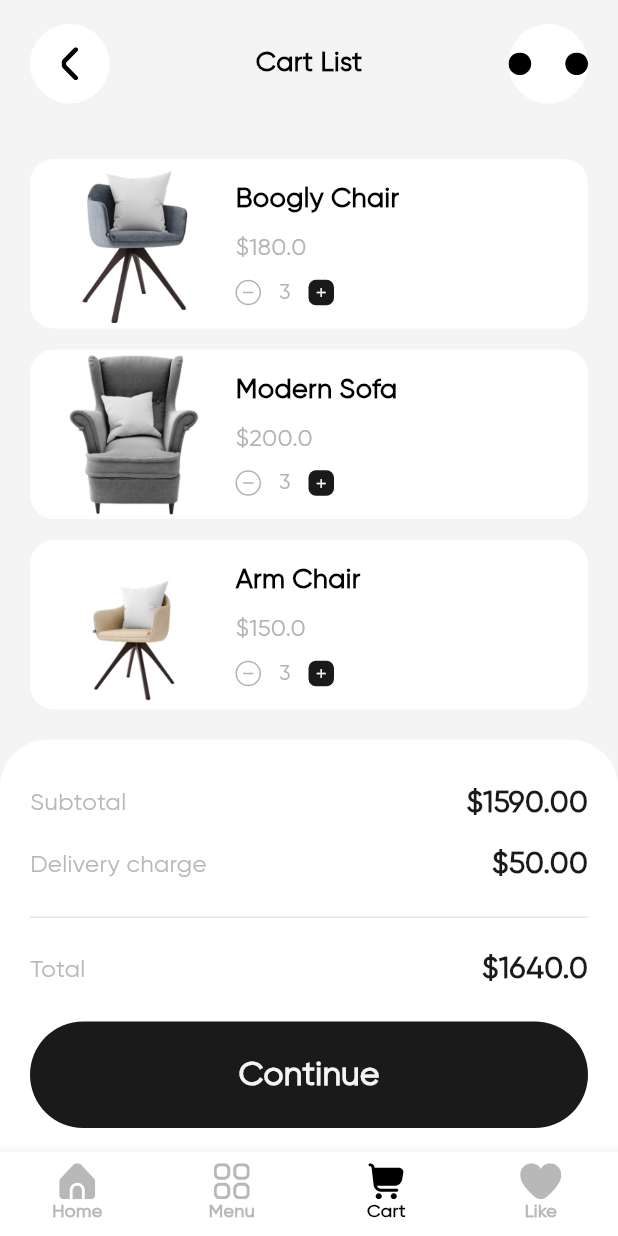
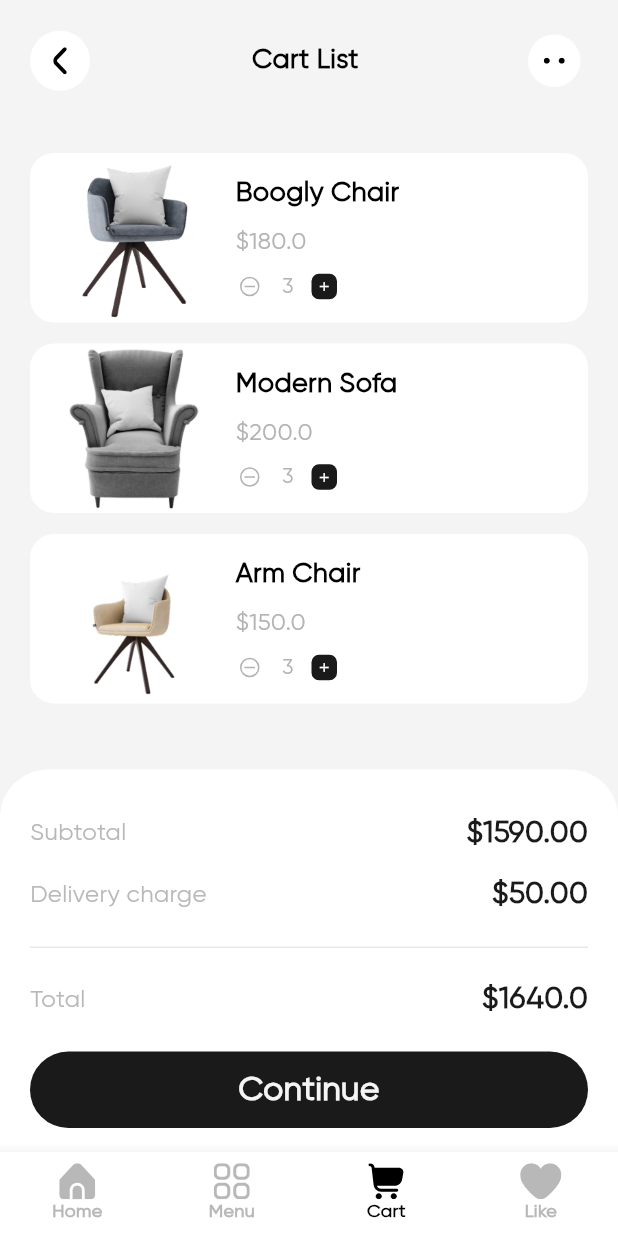
Before and after one commit to SherazAli-67/minimal-furniture-app-ui, a Flutter app: the screen it shows after launch, item 3 of the bottom bar chosen, on a phone screen of 412 x 824 dp. Run offline on Flutter 3.47's test engine with Material 3 defaults, Android fonts, the phone set to English and light mode, and no system bars; our stand-ins replace flutter_svg, go_router.

Commit message:
Minimal Furniture App - Cart Screen UI finalized

```diff
--- a/lib/constants/number_constant.dart
+++ b/lib/constants/number_constant.dart
@@ -12,4 +12,14 @@ class NumberConstant {
   static const detailSwatchToRelatedSpacing = 45.0;
   static const detailColorSwatchSpacing = 16.0;
   static const detailBottomActionSpacing = 12.0;
+  static const cartHeaderToListSpacing = 37.0;
+  static const cartItemGap = 14.0;
+  static const cartItemImageWidth = 88.0;
+  static const cartItemImageHeight = 111.0;
+  static const cartItemContentSpacing = 24.0;
+  static const cartItemTextSpacing = 8.0;
+  static const cartQuantitySpacing = 12.0;
+  static const cartSummarySectionSpacing = 20.0;
+  static const cartSummaryRowSpacing = 12.0;
+  static const cartSummaryTopRadius = 32.0;
 }
--- a/lib/presentation/screens/cart_screen.dart
+++ b/lib/presentation/screens/cart_screen.dart
@@ -1,12 +1,14 @@
 import 'package:flutter/material.dart';
 import 'package:flutter_svg/svg.dart';
 import 'package:go_router/go_router.dart';
+import 'package:minimal_furniture_app/constants/number_constant.dart';
 import 'package:minimal_furniture_app/constants/string_const.dart';
 import 'package:minimal_furniture_app/core/app_colors.dart';
 import 'package:minimal_furniture_app/core/app_data.dart';
 import 'package:minimal_furniture_app/core/app_textstyles.dart';
 import 'package:minimal_furniture_app/core/asset_res.dart';
 import 'package:minimal_furniture_app/core/models/cart_line.dart';
+import 'package:minimal_furniture_app/routing/router.dart';
 
 class CartScreen extends StatefulWidget {
   const CartScreen({super.key});
@@ -16,8 +18,6 @@ class CartScreen extends StatefulWidget {
 }
 
 class _CartScreenState extends State<CartScreen> {
-  static const _horizontalPadding = 20.0;
-
   late List<CartLine> _lines;
 
   @override
@@ -37,17 +37,16 @@ class _CartScreenState extends State<CartScreen> {
       body: SafeArea(
         child: Column(
           children: [
-            Padding(
-              padding: .fromLTRB(_horizontalPadding, 16, _horizontalPadding, 0),
-              child: _buildHeader(context),
+            Expanded(
+              child: Padding(
+                padding: .fromLTRB(NumberConstant.horizontalPadding, 16, NumberConstant.horizontalPadding, 0),
+                child: Column(
+                  spacing: NumberConstant.cartHeaderToListSpacing,
+                  children: [
+                    _buildHeader(context),
+                    Expanded(child: _buildCartList(),),
+                  ],
                 ),
-            const SizedBox(height: 37),
-            Expanded(
-              child: ListView.separated(
-                padding: .symmetric(horizontal: _horizontalPadding),
-                itemCount: _lines.length,
-                separatorBuilder: (context, index) => const SizedBox(height: 14),
-                itemBuilder: (context, index) => _buildCartItemCard(index),
               ),
             ),
             _buildSummaryPanel(),
@@ -61,7 +60,7 @@ class _CartScreenState extends State<CartScreen> {
     return Row(
       mainAxisAlignment: .spaceBetween,
       children: [
-        _buildHeaderIconButton(iconPath: AssetRes.icArrowBack, onTap: () => context.go('/home'),),
+        _buildHeaderIconButton(iconPath: AssetRes.icArrowBack, onTap: () => context.go(NamedRoutes.home.routeName),),
         Text(StringConst.cartList, style: AppTextStyles.screenTitleStyle,),
         _buildHeaderIconButton(iconPath: AssetRes.icMore, onTap: () {},),
       ],
@@ -75,21 +74,25 @@ class _CartScreenState extends State<CartScreen> {
       child: InkWell(
         onTap: onTap,
         customBorder: const CircleBorder(),
-        child: SizedBox(
-          width: 53,
-          height: 53,
-          child: Center(
-            child: SvgPicture.asset(iconPath, height: 22, colorFilter: .mode(AppColors.blackColor, .srcIn),),
+        child: Padding(
+          padding: .all(15.5),
+          child: SvgPicture.asset(iconPath, colorFilter: .mode(AppColors.blackColor, .srcIn),),
         ),
       ),
-      ),
+    );
+  }
+
+  Widget _buildCartList() {
+    return ListView.separated(
+      itemCount: _lines.length,
+      separatorBuilder: (context, index) => const SizedBox(height: NumberConstant.cartItemGap,),
+      itemBuilder: (context, index) => _buildCartItemCard(index),
     );
   }
 
   Widget _buildCartItemCard(int index) {
     final line = _lines[index];
     return Container(
-      height: 113,
       decoration: BoxDecoration(
         color: AppColors.whiteColor,
         borderRadius: .circular(16),
@@ -98,18 +101,20 @@ class _CartScreenState extends State<CartScreen> {
       child: Padding(
         padding: .fromLTRB(25, 1, 16, 1),
         child: Row(
-          spacing: 24,
+          spacing: NumberConstant.cartItemContentSpacing,
           children: [
-            SizedBox(
-              width: 88,
-              height: 111,
-              child: Image.asset(line.product.image, fit: .contain, alignment: .bottomCenter,),
+            Image.asset(
+              line.product.image,
+              width: NumberConstant.cartItemImageWidth,
+              height: NumberConstant.cartItemImageHeight,
+              fit: .contain,
+              alignment: .bottomCenter,
             ),
             Expanded(
               child: Column(
                 crossAxisAlignment: .start,
                 mainAxisAlignment: .center,
-                spacing: 8,
+                spacing: NumberConstant.cartItemTextSpacing,
                 children: [
                   Text(AppData.cartDisplayName(line.product), style: AppTextStyles.cartItemNameStyle,),
                   Text('\$${line.product.price.toStringAsFixed(1)}', style: AppTextStyles.cartItemPriceStyle,),
@@ -125,7 +130,7 @@ class _CartScreenState extends State<CartScreen> {
 
   Widget _buildQuantityStepper(int index, int quantity) {
     return Row(
-      spacing: 12,
+      spacing: NumberConstant.cartQuantitySpacing,
       children: [
         _buildMinusButton(onTap: () => _updateQuantity(index, quantity - 1),),
         Text('$quantity', style: AppTextStyles.cartQuantityStyle,),
@@ -138,18 +143,15 @@ class _CartScreenState extends State<CartScreen> {
     return GestureDetector(
       onTap: onTap,
       child: Container(
-        width: 17,
-        height: 17,
         decoration: BoxDecoration(
           shape: .circle,
           border: .all(color: AppColors.cartMutedTextColor, width: 1),
         ),
-        child: Center(
+        padding: .all(5),
         child: Container(
           width: 7,
           height: 1,
           color: AppColors.cartMutedTextColor,
-          ),
         ),
       ),
     );
@@ -159,12 +161,11 @@ class _CartScreenState extends State<CartScreen> {
     return GestureDetector(
       onTap: onTap,
       child: Container(
-        width: 17,
-        height: 17,
         decoration: BoxDecoration(
           color: AppColors.cardDarkColor,
           borderRadius: .circular(5),
         ),
+        padding: .all(3.5),
         child: const Icon(Icons.add, size: 10, color: AppColors.whiteColor,),
       ),
     );
@@ -180,14 +181,14 @@ class _CartScreenState extends State<CartScreen> {
       width: double.infinity,
       decoration: const BoxDecoration(
         color: AppColors.whiteColor,
-        borderRadius: .vertical(top: Radius.circular(32)),
+        borderRadius: .vertical(top: Radius.circular(NumberConstant.cartSummaryTopRadius)),
       ),
-      padding: .fromLTRB(20, 28, 20, 16),
+      padding: .fromLTRB(NumberConstant.horizontalPadding, 28, NumberConstant.horizontalPadding, 16),
       child: Column(
-        spacing: 20,
+        spacing: NumberConstant.cartSummarySectionSpacing,
         children: [
           Column(
-            spacing: 12,
+            spacing: NumberConstant.cartSummaryRowSpacing,
             children: [
               _buildSummaryRow(label: StringConst.subtotal, value: _formatMoney(_subtotal),),
               _buildSummaryRow(label: StringConst.deliveryCharge, value: _formatMoney(AppData.deliveryCharge),),
@@ -195,17 +196,18 @@ class _CartScreenState extends State<CartScreen> {
           ),
           Divider(color: AppColors.dividerColor, height: 1, thickness: 1,),
           _buildSummaryRow(label: StringConst.total, value: _formatMoney(_total, singleDecimal: true),),
-          Material(
+          Container(
+            width: .infinity,
+            decoration: BoxDecoration(
               color: AppColors.cardDarkColor,
               borderRadius: .circular(63),
+            ),
             child: InkWell(
               onTap: () {},
               borderRadius: .circular(63),
-              child: Container(
-                width: double.infinity,
-                alignment: .center,
-                padding: .symmetric(vertical: 20),
-                child: Text(StringConst.continueLabel, style: AppTextStyles.cartContinueStyle,),
+              child: Padding(
+                padding: .symmetric(vertical: 10),
+                child: Text(StringConst.continueLabel, style: AppTextStyles.cartContinueStyle, textAlign: .center,),
               ),
             ),
           ),
--- a/lib/presentation/screens/product_detail_screen.dart
+++ b/lib/presentation/screens/product_detail_screen.dart
@@ -1,5 +1,3 @@
-import 'dart:math' as math;
-
 import 'package:flutter/material.dart';
 import 'package:flutter_svg/svg.dart';
 import 'package:go_router/go_router.dart';
@@ -259,20 +257,3 @@ class _ProductDetailScreenState extends State<ProductDetailScreen> {
     );
   }
 }
-
-class _ProductArcPainter extends CustomPainter {
-  const _ProductArcPainter();
-
-  @override
-  void paint(Canvas canvas, Size size) {
-    final paint = Paint()
-      ..color = AppColors.whiteColor
-      ..style = PaintingStyle.stroke
-      ..strokeWidth = 1.5;
-    final rect = Rect.fromLTWH(0, 0, size.width, size.height * 1.6);
-    canvas.drawArc(rect, math.pi * 0.15, math.pi * 0.7, false, paint);
-  }
-
-  @override
-  bool shouldRepaint(covariant CustomPainter oldDelegate) => false;
-}
```
Lines whose indentation alone changed are shown as unchanged.
